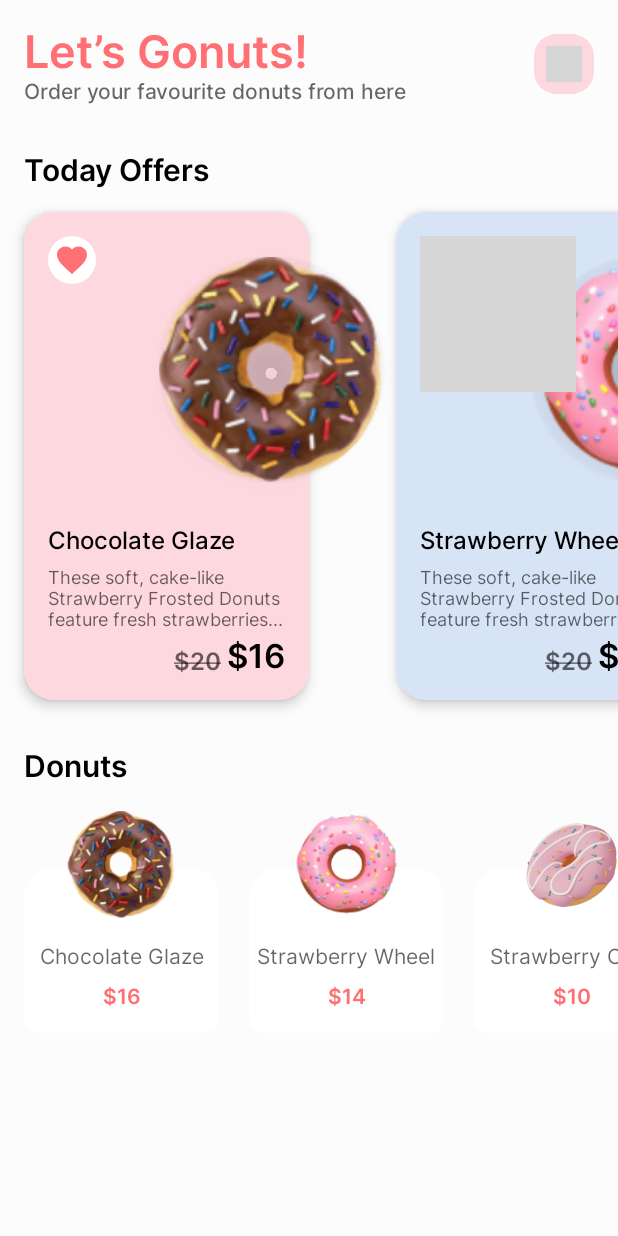
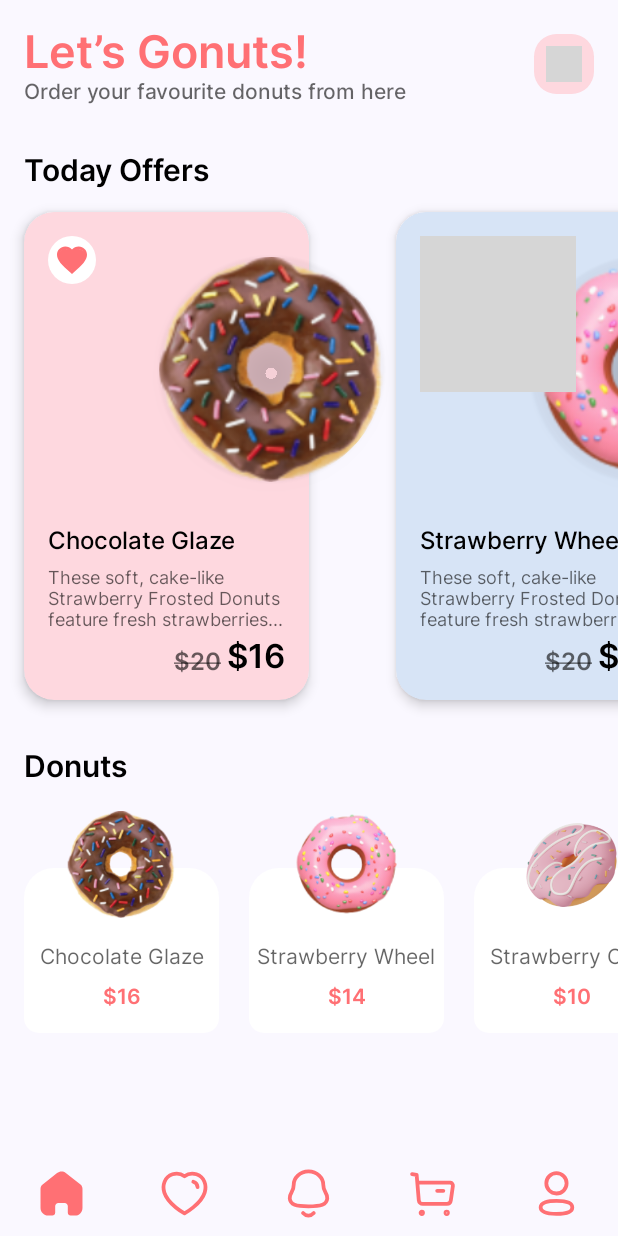
Before and after one commit to mosayed01/My-Donuts, an Android app built with Jetpack Compose: the composable MyDonutsNavGraph shown on its own in the app's theme, after a tap on "Get Started", on a phone screen of 412 x 824 dp. Run offline under Robolectric (Android 15) with nearby library versions, the phone set to English and light mode, and no system bars; our stand-ins replace Dagger/Hilt's generated code, accompanist; 1 statement that could not run was skipped; grey boxes are pictures that could not be loaded.

Commit message:
add navigation

```diff
--- a/app/build.gradle.kts
+++ b/app/build.gradle.kts
@@ -77,4 +77,6 @@ dependencies {
     kapt ("com.google.dagger:hilt-android-compiler:2.44")
     implementation ("androidx.hilt:hilt-navigation-compose:1.0.0")
 
+    implementation("androidx.compose.material:material:1.4.3")
+
 }
--- /dev/null
+++ b/app/src/main/java/com/mooncake/mydonuts/presntation/composables/CustomBottomBar.kt
@@ -0,0 +1,82 @@
+package com.mooncake.mydonuts.presntation.composables
+
+import androidx.compose.animation.Crossfade
+import androidx.compose.foundation.layout.RowScope
+import androidx.compose.material.BottomNavigation
+import androidx.compose.material.BottomNavigationItem
+import androidx.compose.material.Icon
+import androidx.compose.material3.MaterialTheme
+import androidx.compose.runtime.Composable
+import androidx.compose.runtime.getValue
+import androidx.compose.ui.res.painterResource
+import androidx.compose.ui.unit.dp
+import androidx.navigation.NavController
+import androidx.navigation.NavDestination
+import androidx.navigation.NavDestination.Companion.hierarchy
+import androidx.navigation.NavGraph.Companion.findStartDestination
+import androidx.navigation.compose.currentBackStackEntryAsState
+import com.mooncake.mydonuts.R
+import com.mooncake.mydonuts.presntation.ui.theme.LocalNavController
+import com.mooncake.mydonuts.presntation.ui.theme.Pink
+
+@Composable
+fun CustomBottomBar() {
+    val navController = LocalNavController.current
+    val entry by navController.currentBackStackEntryAsState()
+    val screens = listOf(
+        BottomBarDataItem("HOME", R.drawable.ic_home_filled, R.drawable.ic_home_outline),
+        BottomBarDataItem("FAVOURITE", R.drawable.ic_fav_filled, R.drawable.ic_fav_outlined),
+        BottomBarDataItem(
+            "NOTIFICATION",
+            R.drawable.ic_notification_filled,
+            R.drawable.ic_notification_outlined
+        ),
+        BottomBarDataItem("BUY", R.drawable.ic_buy_filled, R.drawable.ic_buy_outlined),
+        BottomBarDataItem("USER", R.drawable.ic_user_filled, R.drawable.ic_user_outlined),
+    )
+    BottomNavigation(
+        backgroundColor = MaterialTheme.colorScheme.background,
+        elevation = 0.dp
+    ) {
+        screens.forEach {
+            BottomBarItem(
+                item = it,
+                navController = navController,
+                currentDestination = entry?.destination
+            )
+        }
+    }
+}
+
+@Composable
+fun RowScope.BottomBarItem(
+    item: BottomBarDataItem,
+    navController: NavController,
+    currentDestination: NavDestination?,
+) {
+    val selected = currentDestination?.hierarchy?.any { it.route == item.route } == true
+    BottomNavigationItem(
+        selected = selected,
+        onClick = {
+            navController.navigate(item.route) {
+                popUpTo(navController.graph.findStartDestination().id)
+                launchSingleTop = true
+            }
+        },
+        icon = {
+            Crossfade(targetState = selected) {
+                Icon(
+                    painter = painterResource(id = if (it) item.selectedIcon else item.unSelectedIcon),
+                    contentDescription = "icon",
+                    tint = Pink
+                )
+            }
+        },
+    )
+}
+
+data class BottomBarDataItem(
+    val route: String,
+    val selectedIcon: Int,
+    val unSelectedIcon: Int,
+)
--- a/app/src/main/java/com/mooncake/mydonuts/presntation/navigation/MyDonutsNavGraph.kt
+++ b/app/src/main/java/com/mooncake/mydonuts/presntation/navigation/MyDonutsNavGraph.kt
@@ -1,19 +1,50 @@
 package com.mooncake.mydonuts.presntation.navigation
 
+import androidx.compose.animation.AnimatedVisibility
+import androidx.compose.animation.slideInVertically
+import androidx.compose.animation.slideOutVertically
+import androidx.compose.foundation.layout.padding
+import androidx.compose.material3.ExperimentalMaterial3Api
+import androidx.compose.material3.Scaffold
 import androidx.compose.runtime.Composable
+import androidx.compose.runtime.getValue
+import androidx.compose.ui.Modifier
 import androidx.navigation.NavHostController
 import androidx.navigation.compose.NavHost
+import androidx.navigation.compose.composable
+import androidx.navigation.compose.currentBackStackEntryAsState
+import com.mooncake.mydonuts.presntation.composables.CustomBottomBar
+import com.mooncake.mydonuts.presntation.screens.dumy.DummyScreen
 import com.mooncake.mydonuts.presntation.ui.theme.LocalNavController
 
+@OptIn(ExperimentalMaterial3Api::class)
 @Composable
 fun MyDonutsNavGraph() {
     val navController = LocalNavController.current
+    val entry by navController.currentBackStackEntryAsState()
+    val currentRoute = entry?.destination?.route ?: START_DESTINATION_ROUTE
+    Scaffold(bottomBar = {
+        AnimatedVisibility(
+            visible = !(currentRoute == START_DESTINATION_ROUTE || currentRoute == "DONUT_DETAILS/{donut_id}"),
+            enter = slideInVertically(initialOffsetY = { it }),
+            exit = slideOutVertically(targetOffsetY = { it }),
+        ) { CustomBottomBar() }
+    }) {
         NavHost(
             navController = navController as NavHostController,
-        startDestination = START_DESTINATION_ROUTE
+            startDestination = START_DESTINATION_ROUTE,
+            modifier = Modifier.padding(it)
         ) {
             onboardRoute()
             homeRoute()
             donutsDetailsRoute()
+
+            // region dummy
+            composable("FAVOURITE") { DummyScreen() }
+            composable("NOTIFICATION") { DummyScreen() }
+            composable("BUY") { DummyScreen() }
+            composable("USER") { DummyScreen() }
+            // endregion
         }
     }
+}
--- /dev/null
+++ b/app/src/main/java/com/mooncake/mydonuts/presntation/screens/dumy/Favourite.kt
@@ -0,0 +1,11 @@
+package com.mooncake.mydonuts.presntation.screens.dumy
+
+import androidx.compose.foundation.layout.Box
+import androidx.compose.foundation.layout.fillMaxSize
+import androidx.compose.runtime.Composable
+import androidx.compose.ui.Modifier
+
+@Composable
+fun DummyScreen() {
+    Box(modifier = Modifier.fillMaxSize())
+}
--- a/app/src/main/java/com/mooncake/mydonuts/presntation/screens/home/HomeScreen.kt
+++ b/app/src/main/java/com/mooncake/mydonuts/presntation/screens/home/HomeScreen.kt
@@ -9,6 +9,7 @@ import androidx.compose.foundation.layout.fillMaxSize
 import androidx.compose.foundation.layout.fillMaxWidth
 import androidx.compose.foundation.layout.padding
 import androidx.compose.foundation.layout.size
+import androidx.compose.foundation.lazy.LazyColumn
 import androidx.compose.foundation.lazy.LazyRow
 import androidx.compose.foundation.lazy.items
 import androidx.compose.foundation.shape.RoundedCornerShape
@@ -55,13 +56,16 @@ fun HomeScreenContent(
     lister: HomeInteractionsLister,
     modifier: Modifier = Modifier,
 ) {
-    Column(
-        modifier = modifier
-            .fillMaxSize()
-            .background(WhiteFC)
+    LazyColumn(
+        modifier = modifier.fillMaxSize().background(MaterialTheme.colorScheme.background)
     ) {
+        item {
             Header(
-            Modifier.padding(horizontal = 16.dp).padding(top = 16.dp))
+                Modifier
+                    .padding(horizontal = 16.dp)
+                    .padding(top = 16.dp))
+        }
+        item {
             Text(
                 text = "Today Offers",
                 style = MaterialTheme.typography.titleLarge.copy(color = Black),
@@ -82,7 +86,8 @@ fun HomeScreenContent(
                     )
                 }
             }
-
+        }
+        item {
             Text(
                 text = "Donuts",
                 style = MaterialTheme.typography.titleLarge.copy(color = Black),
@@ -97,6 +102,7 @@ fun HomeScreenContent(
             ) {
                 items(state.donuts) { donut ->
                     DonutSmallItem(onClick = { navigateToDonutsDetails(it) }, donut = donut)
+                }
             }
         }
     }
--- a/app/src/main/java/com/mooncake/mydonuts/presntation/ui/theme/Theme.kt
+++ b/app/src/main/java/com/mooncake/mydonuts/presntation/ui/theme/Theme.kt
@@ -30,7 +30,7 @@ private val DarkColorScheme = darkColorScheme(
 private val LightColorScheme = lightColorScheme(
     primary = Pink,
     secondary = PinkMedium,
-    background = White,
+    background = WhiteFC,
 
 
     /* Other default colors to override
--- /dev/null
+++ b/app/src/main/res/drawable/ic_buy_filled.xml
@@ -0,0 +1,10 @@
+<vector xmlns:android="http://schemas.android.com/apk/res/android"
+    android:width="35dp"
+    android:height="35dp"
+    android:viewportWidth="35"
+    android:viewportHeight="35">
+  <path
+      android:pathData="M20.594,16.382H24.63C25.242,16.382 25.723,15.876 25.723,15.266C25.723,14.64 25.242,14.149 24.63,14.149H20.594C19.982,14.149 19.501,14.64 19.501,15.266C19.501,15.876 19.982,16.382 20.594,16.382ZM29.424,8.644C30.313,8.644 30.896,8.957 31.479,9.641C32.062,10.326 32.164,11.308 32.033,12.2L30.648,21.963C30.386,23.839 28.812,25.222 26.962,25.222H11.063C9.125,25.222 7.522,23.705 7.362,21.741L6.022,5.517L3.821,5.131C3.238,5.026 2.83,4.446 2.932,3.851C3.034,3.242 3.603,2.839 4.2,2.929L7.675,3.464C8.171,3.554 8.535,3.97 8.579,4.476L8.856,7.809C8.899,8.287 9.278,8.644 9.745,8.644H29.424ZM10.83,27.574C9.606,27.574 8.615,28.586 8.615,29.836C8.615,31.071 9.606,32.083 10.83,32.083C12.04,32.083 13.03,31.071 13.03,29.836C13.03,28.586 12.04,27.574 10.83,27.574ZM27.223,27.574C25.999,27.574 25.008,28.586 25.008,29.836C25.008,31.071 25.999,32.083 27.223,32.083C28.433,32.083 29.424,31.071 29.424,29.836C29.424,28.586 28.433,27.574 27.223,27.574Z"
+      android:fillColor="#FF7074"
+      android:fillType="evenOdd"/>
+</vector>
--- /dev/null
+++ b/app/src/main/res/drawable/ic_buy_outlined.xml
@@ -0,0 +1,37 @@
+<vector xmlns:android="http://schemas.android.com/apk/res/android"
+    android:width="35dp"
+    android:height="35dp"
+    android:viewportWidth="35"
+    android:viewportHeight="35">
+  <path
+      android:pathData="M4.011,4.739L7.044,5.264L8.448,21.996C8.561,23.362 9.703,24.411 11.073,24.406H26.982C28.29,24.409 29.4,23.447 29.585,22.152L30.969,12.588C31.124,11.519 30.382,10.528 29.314,10.373C29.221,10.36 7.531,10.352 7.531,10.352"
+      android:strokeLineJoin="round"
+      android:strokeWidth="2.5"
+      android:fillColor="#00000000"
+      android:strokeColor="#FF7074"
+      android:strokeLineCap="round"/>
+  <path
+      android:pathData="M20.599,15.742H24.643"
+      android:strokeLineJoin="round"
+      android:strokeWidth="2.5"
+      android:fillColor="#00000000"
+      android:strokeColor="#FF7074"
+      android:strokeLineCap="round"/>
+  <path
+      android:pathData="M10.434,29.462C10.873,29.462 11.227,29.818 11.227,30.255C11.227,30.694 10.873,31.05 10.434,31.05C9.995,31.05 9.64,30.694 9.64,30.255C9.64,29.818 9.995,29.462 10.434,29.462Z"
+      android:strokeLineJoin="round"
+      android:strokeWidth="2.5"
+      android:fillColor="#FF7074"
+      android:fillType="evenOdd"
+      android:strokeColor="#FF7074"
+      android:strokeLineCap="round"/>
+  <path
+      android:pathData="M26.884,29.462C27.323,29.462 27.679,29.818 27.679,30.255C27.679,30.694 27.323,31.05 26.884,31.05C26.445,31.05 26.091,30.694 26.091,30.255C26.091,29.818 26.445,29.462 26.884,29.462Z"
+      android:strokeLineJoin="round"
+      android:strokeWidth="2.5"
+      android:fillColor="#130F26"
+      android:fillAlpha="0.4"
+      android:fillType="evenOdd"
+      android:strokeColor="#FF7074"
+      android:strokeLineCap="round"/>
+</vector>
--- /dev/null
+++ b/app/src/main/res/drawable/ic_fav_filled.xml
@@ -0,0 +1,10 @@
+<vector xmlns:android="http://schemas.android.com/apk/res/android"
+    android:width="35dp"
+    android:height="35dp"
+    android:viewportWidth="35"
+    android:viewportHeight="35">
+  <path
+      android:pathData="M23.114,3.647C24.035,3.647 24.953,3.777 25.827,4.07C31.209,5.82 33.149,11.726 31.529,16.889C30.61,19.527 29.108,21.934 27.141,23.902C24.325,26.629 21.235,29.049 17.908,31.135L17.544,31.355L17.164,31.12C13.826,29.049 10.719,26.629 7.876,23.887C5.922,21.92 4.418,19.527 3.485,16.889C1.837,11.726 3.777,5.82 9.218,4.039C9.641,3.893 10.077,3.791 10.514,3.734H10.689C11.099,3.675 11.506,3.647 11.914,3.647H12.075C12.993,3.675 13.883,3.835 14.745,4.128H14.831C14.889,4.156 14.933,4.186 14.962,4.214C15.285,4.318 15.589,4.434 15.881,4.595L16.435,4.843C16.569,4.914 16.719,5.023 16.849,5.118C16.932,5.177 17.006,5.231 17.062,5.266C17.086,5.28 17.11,5.294 17.135,5.308C17.26,5.381 17.39,5.457 17.5,5.541C19.12,4.303 21.087,3.632 23.114,3.647ZM26.993,14.147C27.591,14.131 28.102,13.651 28.146,13.037V12.863C28.189,10.82 26.951,8.97 25.069,8.255C24.471,8.05 23.814,8.372 23.596,8.984C23.391,9.597 23.712,10.268 24.325,10.485C25.26,10.835 25.885,11.755 25.885,12.774V12.82C25.857,13.154 25.958,13.476 26.162,13.724C26.366,13.972 26.673,14.116 26.993,14.147Z"
+      android:fillColor="#FF7074"
+      android:fillType="evenOdd"/>
+</vector>
--- /dev/null
+++ b/app/src/main/res/drawable/ic_fav_outlined.xml
@@ -0,0 +1,21 @@
+<vector xmlns:android="http://schemas.android.com/apk/res/android"
+    android:width="35dp"
+    android:height="35dp"
+    android:viewportWidth="35"
+    android:viewportHeight="35">
+  <path
+      android:pathData="M4.188,16.914C2.623,12.029 4.452,6.445 9.581,4.793C12.279,3.922 15.257,4.435 17.5,6.123C19.622,4.482 22.709,3.928 25.404,4.793C30.533,6.445 32.373,12.029 30.81,16.914C28.375,24.658 17.5,30.623 17.5,30.623C17.5,30.623 6.705,24.748 4.188,16.914Z"
+      android:strokeLineJoin="round"
+      android:strokeWidth="2.5"
+      android:fillColor="#00000000"
+      android:fillType="evenOdd"
+      android:strokeColor="#FF7074"
+      android:strokeLineCap="round"/>
+  <path
+      android:pathData="M23.333,9.771C24.894,10.276 25.996,11.668 26.129,13.303"
+      android:strokeLineJoin="round"
+      android:strokeWidth="2.5"
+      android:fillColor="#00000000"
+      android:strokeColor="#FF7074"
+      android:strokeLineCap="round"/>
+</vector>
--- /dev/null
+++ b/app/src/main/res/drawable/ic_home_filled.xml
@@ -0,0 +1,9 @@
+<vector xmlns:android="http://schemas.android.com/apk/res/android"
+    android:width="35dp"
+    android:height="35dp"
+    android:viewportWidth="35"
+    android:viewportHeight="35">
+  <path
+      android:pathData="M13.335,30.307V25.835C13.335,24.701 14.256,23.781 15.398,23.774H19.589C20.736,23.774 21.665,24.696 21.665,25.835V30.294C21.665,31.277 22.464,32.076 23.454,32.083H26.314C27.649,32.087 28.932,31.562 29.877,30.626C30.823,29.69 31.354,28.418 31.354,27.092V14.388C31.354,13.317 30.876,12.301 30.048,11.613L20.333,3.9C18.635,2.551 16.21,2.594 14.562,4.004L5.056,11.613C4.189,12.28 3.671,13.299 3.646,14.388V27.079C3.646,29.843 5.902,32.083 8.686,32.083H11.481C11.957,32.087 12.415,31.901 12.754,31.568C13.092,31.234 13.282,30.781 13.282,30.307H13.335Z"
+      android:fillColor="#FF7074"/>
+</vector>
--- /dev/null
+++ b/app/src/main/res/drawable/ic_home_outline.xml
@@ -0,0 +1,13 @@
+<vector xmlns:android="http://schemas.android.com/apk/res/android"
+    android:width="35dp"
+    android:height="35dp"
+    android:viewportWidth="35"
+    android:viewportHeight="35">
+  <path
+      android:pathData="M13.354,30.292V25.819C13.354,24.682 14.282,23.757 15.431,23.75H19.639C20.794,23.75 21.73,24.676 21.73,25.819V25.819V30.306C21.73,31.271 22.508,32.061 23.484,32.083H26.289C29.087,32.083 31.354,29.838 31.354,27.069V27.069V14.347C31.339,13.257 30.823,12.234 29.951,11.569L20.355,3.916C18.674,2.583 16.284,2.583 14.603,3.916L5.049,11.583C4.174,12.246 3.657,13.27 3.646,14.361V27.069C3.646,29.838 5.913,32.083 8.711,32.083H11.516C12.516,32.083 13.326,31.281 13.326,30.292V30.292"
+      android:strokeLineJoin="round"
+      android:strokeWidth="2.5"
+      android:fillColor="#00000000"
+      android:strokeColor="#FF7074"
+      android:strokeLineCap="round"/>
+</vector>
--- /dev/null
+++ b/app/src/main/res/drawable/ic_notification_filled.xml
@@ -0,0 +1,10 @@
+<vector xmlns:android="http://schemas.android.com/apk/res/android"
+    android:width="35dp"
+    android:height="35dp"
+    android:viewportWidth="35"
+    android:viewportHeight="35">
+  <path
+      android:pathData="M27.281,12.828C27.281,14.66 27.765,15.739 28.83,16.983C29.638,17.9 29.896,19.076 29.896,20.353C29.896,21.628 29.477,22.838 28.638,23.82C27.539,24.998 25.99,25.75 24.408,25.881C22.117,26.076 19.824,26.241 17.501,26.241C15.176,26.241 12.884,26.142 10.593,25.881C9.01,25.75 7.461,24.998 6.364,23.82C5.524,22.838 5.104,21.628 5.104,20.353C5.104,19.076 5.364,17.9 6.169,16.983C7.268,15.739 7.72,14.66 7.72,12.828V12.207C7.72,9.754 8.332,8.15 9.591,6.58C11.464,4.29 14.466,2.917 17.435,2.917H17.566C20.6,2.917 23.698,4.356 25.539,6.744C26.733,8.282 27.281,9.818 27.281,12.207V12.828ZM13.232,29.255C13.232,28.521 13.906,28.185 14.53,28.041C15.259,27.886 19.701,27.886 20.43,28.041C21.053,28.185 21.727,28.521 21.727,29.255C21.691,29.955 21.281,30.574 20.714,30.968C19.979,31.541 19.117,31.904 18.215,32.034C17.717,32.099 17.227,32.1 16.746,32.034C15.843,31.904 14.98,31.541 14.247,30.966C13.679,30.574 13.269,29.955 13.232,29.255Z"
+      android:fillColor="#FF7074"
+      android:fillType="evenOdd"/>
+</vector>
--- /dev/null
+++ b/app/src/main/res/drawable/ic_notification_outlined.xml
@@ -0,0 +1,21 @@
+<vector xmlns:android="http://schemas.android.com/apk/res/android"
+    android:width="35dp"
+    android:height="35dp"
+    android:viewportWidth="35"
+    android:viewportHeight="35">
+  <path
+      android:pathData="M17.5,26.028C25.724,26.028 29.528,24.973 29.896,20.738C29.896,16.507 27.243,16.779 27.243,11.587C27.243,7.531 23.399,2.917 17.5,2.917C11.601,2.917 7.757,7.531 7.757,11.587C7.757,16.779 5.104,16.507 5.104,20.738C5.473,24.989 9.278,26.028 17.5,26.028Z"
+      android:strokeLineJoin="round"
+      android:strokeWidth="2.5"
+      android:fillColor="#00000000"
+      android:fillType="evenOdd"
+      android:strokeColor="#FF7074"
+      android:strokeLineCap="round"/>
+  <path
+      android:pathData="M20.984,30.417C18.994,32.626 15.891,32.652 13.883,30.417"
+      android:strokeLineJoin="round"
+      android:strokeWidth="2.5"
+      android:fillColor="#00000000"
+      android:strokeColor="#FF7074"
+      android:strokeLineCap="round"/>
+</vector>
--- /dev/null
+++ b/app/src/main/res/drawable/ic_user_filled.xml
@@ -0,0 +1,10 @@
+<vector xmlns:android="http://schemas.android.com/apk/res/android"
+    android:width="35dp"
+    android:height="35dp"
+    android:viewportWidth="35"
+    android:viewportHeight="35">
+  <path
+      android:pathData="M25.22,10.633C25.22,14.916 21.786,18.35 17.5,18.35C13.215,18.35 9.78,14.916 9.78,10.633C9.78,6.35 13.215,2.917 17.5,2.917C21.786,2.917 25.22,6.35 25.22,10.633ZM17.5,32.083C11.174,32.083 5.833,31.055 5.833,27.088C5.833,23.12 11.208,22.129 17.5,22.129C23.827,22.129 29.167,23.157 29.167,27.124C29.167,31.092 23.792,32.083 17.5,32.083Z"
+      android:fillColor="#FF7074"
+      android:fillType="evenOdd"/>
+</vector>
--- /dev/null
+++ b/app/src/main/res/drawable/ic_user_outlined.xml
@@ -0,0 +1,22 @@
+<vector xmlns:android="http://schemas.android.com/apk/res/android"
+    android:width="35dp"
+    android:height="35dp"
+    android:viewportWidth="35"
+    android:viewportHeight="35">
+  <path
+      android:pathData="M17.478,22.38C11.837,22.38 7.021,23.233 7.021,26.648C7.021,30.063 11.807,30.947 17.478,30.947C23.118,30.947 27.933,30.092 27.933,26.678C27.933,23.265 23.149,22.38 17.478,22.38Z"
+      android:strokeLineJoin="round"
+      android:strokeWidth="2.5"
+      android:fillColor="#00000000"
+      android:fillType="evenOdd"
+      android:strokeColor="#FF7074"
+      android:strokeLineCap="round"/>
+  <path
+      android:pathData="M17.478,17.509C21.179,17.509 24.179,14.507 24.179,10.806C24.179,7.104 21.179,4.104 17.478,4.104C13.776,4.104 10.775,7.104 10.775,10.806C10.763,14.495 13.743,17.496 17.431,17.509H17.478Z"
+      android:strokeLineJoin="round"
+      android:strokeWidth="2.5"
+      android:fillColor="#00000000"
+      android:fillType="evenOdd"
+      android:strokeColor="#FF7074"
+      android:strokeLineCap="round"/>
+</vector>
```
Lines whose indentation alone changed are shown as unchanged.
